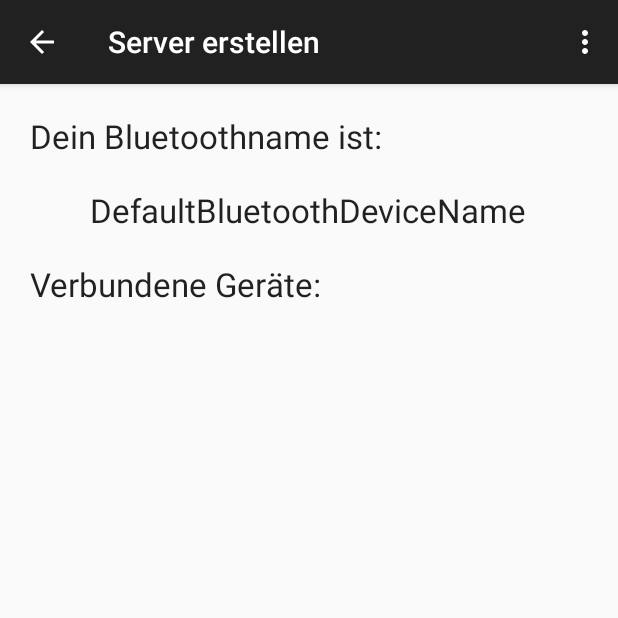
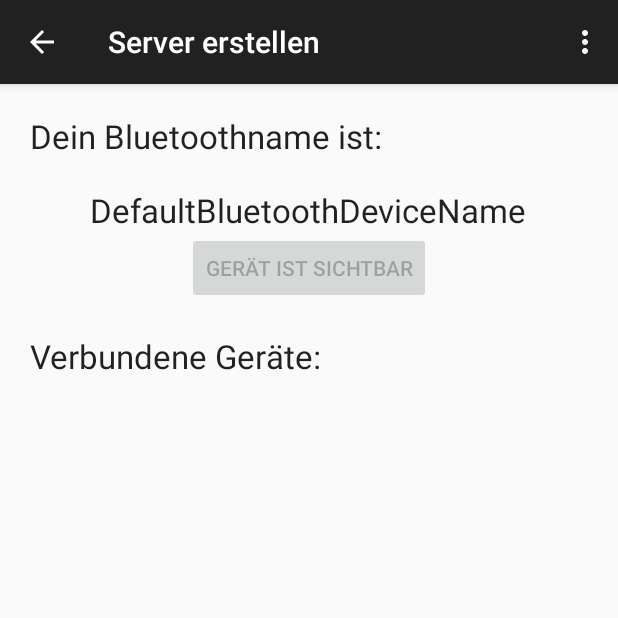
Before and after one commit to limond/AnotherSchoolProject, an Android app: the CreateServerActivity screen opened directly, with no data from a screen before it, in the options menu, after a tap on "Settings", on a phone screen of 412 x 824 dp, the top half of it. Run offline under Robolectric (Android 15) with nearby library versions, the phone set to English and light mode, and no system bars.

Commit message:
ServerSockets implementiert, Anzeige des Verbundenen Gerätes

```diff
--- a/app/src/main/java/com/mangostudio/anotherschoolproject/CreateServerActivity.java
+++ b/app/src/main/java/com/mangostudio/anotherschoolproject/CreateServerActivity.java
@@ -1,15 +1,29 @@
 package com.mangostudio.anotherschoolproject;
 
+import android.bluetooth.BluetoothAdapter;
+import android.content.BroadcastReceiver;
+import android.content.Context;
+import android.content.Intent;
+import android.content.IntentFilter;
 import android.support.v7.app.ActionBarActivity;
 import android.os.Bundle;
 import android.view.Menu;
 import android.view.MenuItem;
+import android.view.View;
+import android.widget.ArrayAdapter;
+import android.widget.Button;
+import android.widget.ListView;
 import android.widget.TextView;
+
+import java.util.ArrayList;
 
 
 public class CreateServerActivity extends ActionBarActivity {
     private BluetoothManagement bluetooth;
     private NetworkHandler netHandler;
+    BroadcastReceiver receiver;
+    public ArrayList<String> connectedList = new ArrayList<>();
+    public ArrayAdapter<String> arrAdapter;
 
     @Override
     protected void onCreate(Bundle savedInstanceState) {
@@ -17,21 +31,54 @@ public class CreateServerActivity extends ActionBarActivity {
         //getActionBar().setDisplayHomeAsUpEnabled(true);
         setContentView(R.layout.activity_create_server);
         bluetooth = new BluetoothManagement();
+        netHandler = ((CardGamesApplication)getApplication()).getNetworkHandler();
         registerCreateServerListeners();
-        netHandler = ((CardGamesApplication)getApplication()).getNetworkHandler();
-        InterThreadCom.startServer(netHandler);
     }
 
     @Override
     public void onStop(){
         super.onStop();
         ((CardGamesApplication)getApplication()).getUIHandler().stopServer();
+        if(receiver != null) unregisterReceiver(receiver);
     }
 
 
     public void registerCreateServerListeners(){
         final TextView btname = (TextView) findViewById(R.id.btname);
+        final Button toggleDiscoverable = (Button) findViewById(R.id.toggleDiscoverable);
+        final ListView connectedListView =(ListView) findViewById(R.id.connectedList);
+        arrAdapter = new ArrayAdapter<>(this, android.R.layout.simple_list_item_1, connectedList);
+        connectedListView.setAdapter(arrAdapter);
+
         btname.setText(bluetooth.getName());
+        toggleDiscoverable.setOnClickListener(new View.OnClickListener() {
+            @Override
+            public void onClick(View view) {
+                /*
+                    die folgenden drei Zeilen stammen aus der Bluetooth-Guide http://developer.android.com/guide/topics/connectivity/bluetooth.html
+                    und sind die einzige (sinnvolle) Lösung, um vom System anzufragen, es sichtbar zu machen
+                 */
+                Intent discoverableIntent = new Intent(BluetoothAdapter.ACTION_REQUEST_DISCOVERABLE);
+                discoverableIntent.putExtra(BluetoothAdapter.EXTRA_DISCOVERABLE_DURATION, 300);
+                startActivity(discoverableIntent);
+                toggleDiscoverable.setText(R.string.discoverable);
+                toggleDiscoverable.setEnabled(false);
+            }
+        });
+        receiver = new BroadcastReceiver() {
+            @Override
+            public void onReceive(Context context, Intent intent) {
+                int mode = intent.getIntExtra(BluetoothAdapter.EXTRA_SCAN_MODE,BluetoothAdapter.SCAN_MODE_NONE);
+                if(mode != BluetoothAdapter.SCAN_MODE_CONNECTABLE_DISCOVERABLE){
+                    toggleDiscoverable.setText(R.string.makeDiscoverable);
+                    toggleDiscoverable.setEnabled(true);
+                }
+            }
+        };
+        IntentFilter filter = new IntentFilter(BluetoothAdapter.ACTION_SCAN_MODE_CHANGED);
+        registerReceiver(receiver, filter);
+
+        InterThreadCom.startServer(netHandler, arrAdapter);
     }
 
     @Override
--- a/app/src/main/java/com/mangostudio/anotherschoolproject/InterThreadCom.java
+++ b/app/src/main/java/com/mangostudio/anotherschoolproject/InterThreadCom.java
@@ -4,10 +4,12 @@ import android.app.Activity;
 import android.bluetooth.BluetoothAdapter;
 import android.bluetooth.BluetoothDevice;
 import android.bluetooth.BluetoothServerSocket;
+import android.bluetooth.BluetoothSocket;
 import android.content.Context;
 import android.os.Bundle;
 import android.os.Handler;
 import android.os.Message;
+import android.widget.ArrayAdapter;
 
 import java.util.Set;
 
@@ -19,6 +21,7 @@ public class InterThreadCom {
     public final static int BLUETOOTH_CONNECTION_START_RESPONSE = 2;
     public final static int BLUETOOTH_SERVER_START_REQUEST = 3;
     public final static int BLUETOOTH_SERVER_STATUS_RESPONSE = 4;
+    public final static int BLUETOOTH_NEW_SOCKET_RESPONSE = 5;
 
     //Nachricht an den NetThread, dass eine Verbindung zu einem Gerät aufgebaut werden soll
     public static void connectToDevice(Handler netHandler,Context context, BluetoothDevice selectedDevice) {
@@ -43,9 +46,10 @@ public class InterThreadCom {
         uiHandler.sendMessage(msg);
     }
 
-    public static void startServer(Handler netHandler){
+    public static void startServer(Handler netHandler, ArrayAdapter<String> arrAdapter){
         Message msg = netHandler.obtainMessage();
         msg.what = BLUETOOTH_SERVER_START_REQUEST;
+        msg.obj = arrAdapter;
         netHandler.sendMessage(msg);
     }
 
@@ -58,4 +62,14 @@ public class InterThreadCom {
         msg.obj = serverSocket;
         uiHandler.sendMessage(msg);
     }
+
+    public static void newSocketOpened(UIHandler uiHandler, BluetoothSocket socket, ArrayAdapter arrAdapter) {
+        Message msg = uiHandler.obtainMessage();
+        msg.what = BLUETOOTH_NEW_SOCKET_RESPONSE;
+        Bundle data = new Bundle();
+        data.putParcelable("device",socket.getRemoteDevice());
+        msg.setData(data);
+        msg.obj = arrAdapter;
+        uiHandler.sendMessage(msg);
+    }
 }
--- a/app/src/main/res/layout/activity_create_server.xml
+++ b/app/src/main/res/layout/activity_create_server.xml
@@ -21,6 +21,13 @@
         android:layout_gravity="center_horizontal"
         android:layout_marginTop="20dp" />
 
+    <Button
+        android:layout_width="wrap_content"
+        android:layout_height="wrap_content"
+        android:text="@string/makeDiscoverable"
+        android:id="@+id/toggleDiscoverable"
+        android:layout_gravity="center_horizontal" />
+
     <TextView
         android:layout_width="wrap_content"
         android:layout_height="wrap_content"
@@ -33,6 +40,6 @@
     <ListView
         android:layout_width="match_parent"
         android:layout_height="wrap_content"
-        android:id="@+id/listView" />
+        android:id="@+id/connectedList" />
 
 </LinearLayout>
--- a/app/src/main/res/values/strings.xml
+++ b/app/src/main/res/values/strings.xml
@@ -19,4 +19,6 @@
     <string name="ServerCreationSuccessfull">Server gestartet</string>
     <string name="ServerStopFailed">Konnte Server nicht stoppen</string>
     <string name="ServerStopSuccessfully">Server gestoppt</string>
+    <string name="makeDiscoverable">Sichtbar machen</string>
+    <string name="discoverable">Gerät ist sichtbar</string>
 </resources>
```
Also changed, not shown: app/src/main/java/com/mangostudio/anotherschoolproject/NetworkHandler.java (+20 -0 lines), app/src/main/java/com/mangostudio/anotherschoolproject/UIHandler.java (+13 -0 lines).
